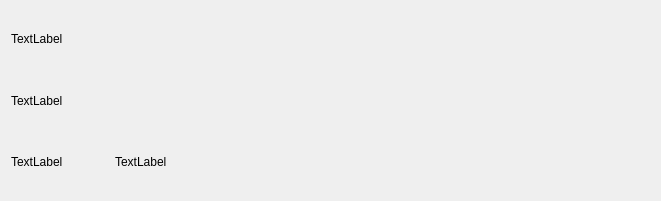
This is pages/settings/printerlistitem.ui in DigitalArtifex/Flo as Qt 5 draws it before an edit. The edited form follows.
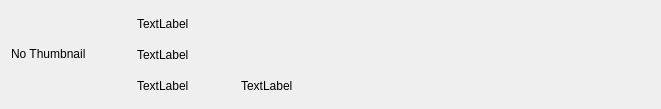
This is the edited form.

What changed in the file:
```diff
--- a/pages/settings/printerlistitem.ui
+++ b/pages/settings/printerlistitem.ui
@@ -7,42 +7,21 @@
     <x>0</x>
     <y>0</y>
     <width>661</width>
-    <height>201</height>
+    <height>109</height>
    </rect>
   </property>
   <property name="windowTitle">
    <string>Frame</string>
   </property>
   <layout class="QGridLayout" name="gridLayout">
-   <item row="0" column="0" colspan="4">
-    <widget class="QLabel" name="printerName">
-     <property name="text">
-      <string>TextLabel</string>
-     </property>
-    </widget>
-   </item>
-   <item row="2" column="2">
-    <widget class="QLabel" name="autoConnectLabel">
-     <property name="text">
-      <string>TextLabel</string>
-     </property>
-    </widget>
-   </item>
-   <item row="1" column="0" colspan="4">
-    <widget class="QLabel" name="instanceLocation">
-     <property name="text">
-      <string>TextLabel</string>
-     </property>
-    </widget>
-   </item>
-   <item row="2" column="0">
-    <widget class="QLabel" name="defaultLabel">
-     <property name="text">
-      <string>TextLabel</string>
-     </property>
-    </widget>
-   </item>
    <item row="2" column="1">
+    <widget class="QLabel" name="addressLabel">
+     <property name="text">
+      <string>TextLabel</string>
+     </property>
+    </widget>
+   </item>
+   <item row="2" column="2">
     <spacer name="horizontalSpacer">
      <property name="orientation">
       <enum>Qt::Horizontal</enum>
@@ -58,7 +37,14 @@
      </property>
     </spacer>
    </item>
-   <item row="2" column="3">
+   <item row="1" column="1" colspan="4">
+    <widget class="QLabel" name="instanceLocation">
+     <property name="text">
+      <string>TextLabel</string>
+     </property>
+    </widget>
+   </item>
+   <item row="2" column="4">
     <spacer name="horizontalSpacer_2">
      <property name="orientation">
       <enum>Qt::Horizontal</enum>
@@ -71,6 +57,39 @@
      </property>
     </spacer>
    </item>
+   <item row="0" column="0" rowspan="3">
+    <widget class="QLabel" name="iconLabel">
+     <property name="minimumSize">
+      <size>
+       <width>120</width>
+       <height>68</height>
+      </size>
+     </property>
+     <property name="maximumSize">
+      <size>
+       <width>120</width>
+       <height>68</height>
+      </size>
+     </property>
+     <property name="text">
+      <string>No Thumbnail</string>
+     </property>
+    </widget>
+   </item>
+   <item row="2" column="3">
+    <widget class="QLabel" name="portLabel">
+     <property name="text">
+      <string>TextLabel</string>
+     </property>
+    </widget>
+   </item>
+   <item row="0" column="1" colspan="4">
+    <widget class="QLabel" name="printerName">
+     <property name="text">
+      <string>TextLabel</string>
+     </property>
+    </widget>
+   </item>
   </layout>
  </widget>
  <resources/>
```
